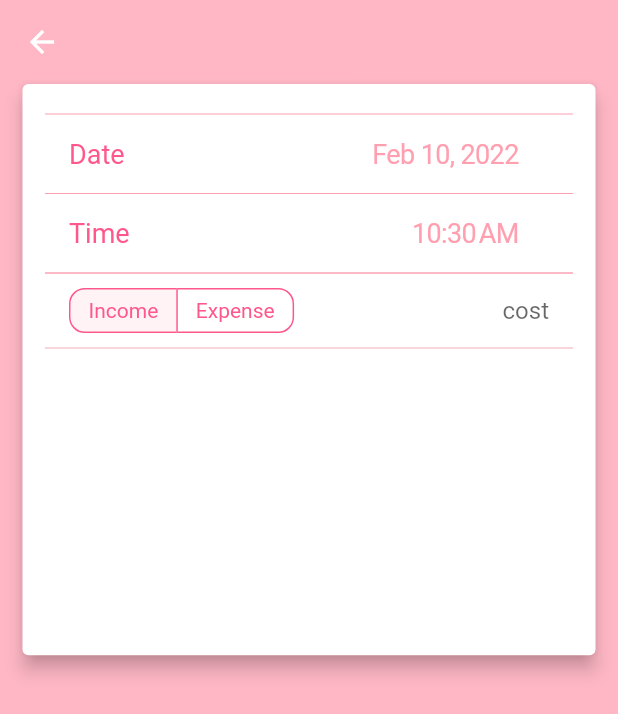
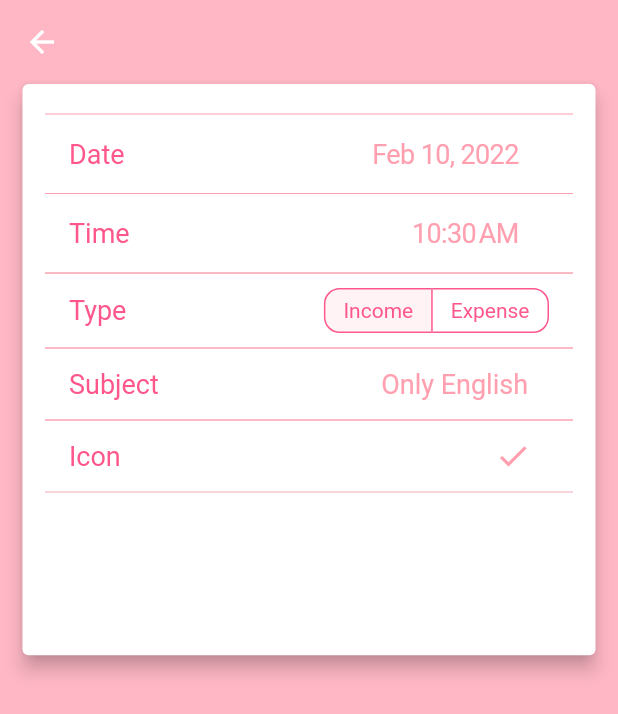
Before and after one commit to asd147asd147/Blossom, a Flutter app: the AddTab screen opened directly, on a phone screen of 412 x 824 dp. Shown: the top 714 px of the screen. Run offline on Flutter 3.47's test engine with Material 2 defaults, Android fonts, the phone set to English and light mode, and no system bars; our stand-ins replace currency_text_input_formatter, flutter_animation_progress_bar, timelines; missing offline and left inert: flutter_iconpicker.

Commit message:
Add Addtab Icons Selector

```diff
--- a/lib/AddTab.dart
+++ b/lib/AddTab.dart
@@ -3,6 +3,7 @@ import 'package:flutter/cupertino.dart';
 import 'package:intl/intl.dart';
 import 'package:flutter/services.dart';
 import 'package:currency_text_input_formatter/currency_text_input_formatter.dart';
+import 'package:flutter_iconpicker/flutter_iconpicker.dart';
 import './theme.dart';
 
 class AddTab extends StatefulWidget {
@@ -15,6 +16,7 @@ class _AddTabState extends State<AddTab> {
     DateTime _selectTime = DateTime.now();
     var isSelected = [true, false];
     var money = 0;
+    IconData? iconData;
 
     void _showDatePicker(BuildContext context) {
         showCupertinoModalPopup(
@@ -86,11 +88,39 @@ class _AddTabState extends State<AddTab> {
                 );
     }
 
+    Widget subjectField() {
+        return TextField(
+                decoration: InputDecoration(
+                        border: InputBorder.none,
+                        hintStyle: TextStyle(
+                                fontSize: 18.0,
+                                color: CustomTheme.of(context).theme.addTabText,
+                        ),
+                        hintText: 'Only English',
+                        contentPadding: EdgeInsets.only(right: 14),
+                ),
+                style: TextStyle(
+                        fontSize: 18.0,
+                        color: CustomTheme.of(context).theme.addTabText,
+                ),
+                textAlign: TextAlign.end,
+        );
+    }
+
     Widget moneyField() {
         return TextField(
-                decoration: InputDecoration.collapsed(
+                decoration: InputDecoration(
                         border: InputBorder.none,
-                        hintText: 'cost',
+                        hintStyle: TextStyle(
+                                fontSize: 18.0,
+                                color: CustomTheme.of(context).theme.addTabText,
+                        ),
+                        hintText: 'KRW 0',
+                        contentPadding: EdgeInsets.only(right: 14),
+                ),
+                style: TextStyle(
+                        fontSize: 18.0,
+                        color: CustomTheme.of(context).theme.addTabText,
                 ),
                 keyboardType: TextInputType.number,
                 textAlign: TextAlign.end,
@@ -103,6 +133,10 @@ class _AddTabState extends State<AddTab> {
                     //FilteringTextInputFormatter.digitsOnly,
                 ],
         );
+    }
+
+    IconData getIcon() {
+        return IconData(iconData?.codePoint ?? Icons.check.codePoint, fontFamily: 'MaterialIcons');
     }
 
     Widget baseCard() {
@@ -158,17 +192,54 @@ class _AddTabState extends State<AddTab> {
                                             ],),
                                     _DatePickerItem(
                                             children: [
+                                                Text(
+                                                        'Type',
+                                                        style: TextStyle(
+                                                                fontSize: 18.0,
+                                                                color: CustomTheme.of(context).theme.addTabTitle,
+                                                        ),
+                                                ),
                                                 Container(
                                                         margin: EdgeInsets.symmetric(vertical: 10,),
                                                         height: 30,
                                                         child: toggleButton(),
                                                 ),
+                                            ]),
+                                    _DatePickerItem(
+                                            children: [
+                                                Text(
+                                                        'Subject',
+                                                        style: TextStyle(
+                                                                fontSize: 18.0,
+                                                                color: CustomTheme.of(context).theme.addTabTitle,
+                                                        ),
+                                                ),
                                                 Container(
                                                         width: 150,
-                                                        child: moneyField(),
+                                                        child: subjectField(),
+                                                ),
+                                            ]),
+                                    _DatePickerItem(
+                                            children: [
+                                                Text(
+                                                        'Icon',
+                                                        style: TextStyle(
+                                                                fontSize: 18.0,
+                                                                color: CustomTheme.of(context).theme.addTabTitle,
+                                                        ),
+                                                ),
+                                                IconButton(
+                                                        icon: Icon(
+                                                                getIcon(),
+                                                                color: CustomTheme.of(context).theme.addTabText,
+                                                        ),
+                                                        onPressed: () async {
+                                                            iconData = await FlutterIconPicker.showIconPicker(context, iconPackModes: [IconPack.material]);
+                                                            setState(() {});
+                                                        }
                                                 ),
                                             ],
-                                            ),
+                                    ),
                                     ]),
                 ),
         );
--- a/pubspec.yaml
+++ b/pubspec.yaml
@@ -38,6 +38,7 @@ dependencies:
   intl: ^0.17.0
   timelines: ^0.1.0
   currency_text_input_formatter: ^2.1.5
+  flutter_iconpicker: ^3.1.2
 
 dev_dependencies:
   flutter_test:
```
Also changed, not shown: pubspec.lock, 1 other file.
